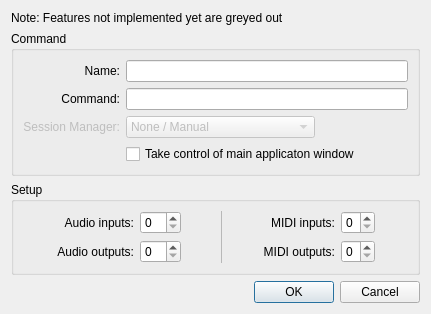
falkTX/Carla, file resources/ui/carla_add_jack.ui: the form before one commit.
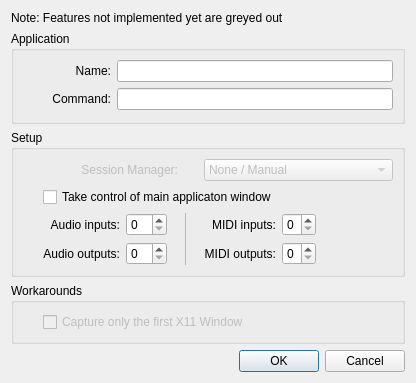
The form after the commit.

Commit message: libjack: separate hints and SM type

```diff
--- a/resources/ui/carla_add_jack.ui
+++ b/resources/ui/carla_add_jack.ui
@@ -6,8 +6,8 @@
    <rect>
     <x>0</x>
     <y>0</y>
-    <width>418</width>
-    <height>278</height>
+    <width>416</width>
+    <height>344</height>
    </rect>
   </property>
   <property name="windowTitle">
@@ -24,7 +24,7 @@
    <item>
     <widget class="QGroupBox" name="group_command">
      <property name="title">
-      <string>Command</string>
+      <string>Application</string>
      </property>
      <layout class="QGridLayout" name="gridLayout">
       <item row="1" column="0">
@@ -40,19 +40,6 @@
       <item row="1" column="1" colspan="3">
        <widget class="QLineEdit" name="le_command"/>
       </item>
-      <item row="2" column="0">
-       <widget class="QLabel" name="label_6">
-        <property name="enabled">
-         <bool>false</bool>
-        </property>
-        <property name="text">
-         <string>Session Manager:</string>
-        </property>
-        <property name="alignment">
-         <set>Qt::AlignRight|Qt::AlignTrailing|Qt::AlignVCenter</set>
-        </property>
-       </widget>
-      </item>
       <item row="2" column="3">
        <spacer name="horizontalSpacer_3">
         <property name="orientation">
@@ -82,35 +69,6 @@
         </property>
        </widget>
       </item>
-      <item row="3" column="1" colspan="3">
-       <widget class="QCheckBox" name="cb_manage_window">
-        <property name="text">
-         <string>Take control of main applicaton window</string>
-        </property>
-       </widget>
-      </item>
-      <item row="2" column="1" colspan="2">
-       <widget class="QComboBox" name="cb_session_mgr">
-        <property name="enabled">
-         <bool>false</bool>
-        </property>
-        <item>
-         <property name="text">
-          <string>None / Manual</string>
-         </property>
-        </item>
-        <item>
-         <property name="text">
-          <string>LADISH (SIGUSR1)</string>
-         </property>
-        </item>
-        <item>
-         <property name="text">
-          <string>Non Session Manager (OSC)</string>
-         </property>
-        </item>
-       </widget>
-      </item>
       <item row="3" column="0">
        <spacer name="horizontalSpacer_4">
         <property name="orientation">
@@ -136,8 +94,49 @@
       <string>Setup</string>
      </property>
      <layout class="QGridLayout" name="gridLayout_2">
-      <item row="1" column="0">
-       <spacer name="horizontalSpacer_6">
+      <item row="2" column="6">
+       <widget class="QLabel" name="label_7">
+        <property name="text">
+         <string>MIDI inputs:</string>
+        </property>
+        <property name="alignment">
+         <set>Qt::AlignRight|Qt::AlignTrailing|Qt::AlignVCenter</set>
+        </property>
+       </widget>
+      </item>
+      <item row="2" column="7">
+       <widget class="QSpinBox" name="sb_midi_ins">
+        <property name="maximum">
+         <number>1</number>
+        </property>
+       </widget>
+      </item>
+      <item row="3" column="2">
+       <widget class="QSpinBox" name="sb_audio_outs">
+        <property name="maximum">
+         <number>64</number>
+        </property>
+       </widget>
+      </item>
+      <item row="3" column="6">
+       <widget class="QLabel" name="label_8">
+        <property name="text">
+         <string>MIDI outputs:</string>
+        </property>
+        <property name="alignment">
+         <set>Qt::AlignRight|Qt::AlignTrailing|Qt::AlignVCenter</set>
+        </property>
+       </widget>
+      </item>
+      <item row="3" column="7">
+       <widget class="QSpinBox" name="sb_midi_outs">
+        <property name="maximum">
+         <number>1</number>
+        </property>
+       </widget>
+      </item>
+      <item row="2" column="8">
+       <spacer name="horizontalSpacer_15">
         <property name="orientation">
          <enum>Qt::Horizontal</enum>
         </property>
@@ -149,7 +148,7 @@
         </property>
        </spacer>
       </item>
-      <item row="1" column="8">
+      <item row="3" column="8">
        <spacer name="horizontalSpacer_16">
         <property name="orientation">
          <enum>Qt::Horizontal</enum>
@@ -162,7 +161,7 @@
         </property>
        </spacer>
       </item>
-      <item row="1" column="3">
+      <item row="3" column="3">
        <spacer name="horizontalSpacer_8">
         <property name="orientation">
          <enum>Qt::Horizontal</enum>
@@ -175,20 +174,23 @@
         </property>
        </spacer>
       </item>
-      <item row="0" column="0">
+      <item row="2" column="0">
        <spacer name="horizontalSpacer_5">
         <property name="orientation">
          <enum>Qt::Horizontal</enum>
         </property>
+        <property name="sizeType">
+         <enum>QSizePolicy::Fixed</enum>
+        </property>
         <property name="sizeHint" stdset="0">
          <size>
-          <width>1</width>
+          <width>20</width>
           <height>1</height>
          </size>
         </property>
        </spacer>
       </item>
-      <item row="0" column="5">
+      <item row="2" column="5">
        <spacer name="horizontalSpacer_13">
         <property name="orientation">
          <enum>Qt::Horizontal</enum>
@@ -201,7 +203,7 @@
         </property>
        </spacer>
       </item>
-      <item row="0" column="1">
+      <item row="2" column="1">
        <widget class="QLabel" name="label_3">
         <property name="text">
          <string>Audio inputs:</string>
@@ -211,14 +213,27 @@
         </property>
        </widget>
       </item>
-      <item row="0" column="2">
+      <item row="2" column="3">
+       <spacer name="horizontalSpacer_7">
+        <property name="orientation">
+         <enum>Qt::Horizontal</enum>
+        </property>
+        <property name="sizeHint" stdset="0">
+         <size>
+          <width>1</width>
+          <height>1</height>
+         </size>
+        </property>
+       </spacer>
+      </item>
+      <item row="2" column="2">
        <widget class="QSpinBox" name="sb_audio_ins">
         <property name="maximum">
          <number>64</number>
         </property>
        </widget>
       </item>
-      <item row="0" column="4" rowspan="2">
+      <item row="2" column="4" rowspan="2">
        <widget class="Line" name="line">
         <property name="lineWidth">
          <number>0</number>
@@ -231,24 +246,23 @@
         </property>
        </widget>
       </item>
-      <item row="0" column="6">
-       <widget class="QLabel" name="label_7">
-        <property name="text">
-         <string>MIDI inputs:</string>
+      <item row="3" column="0">
+       <spacer name="horizontalSpacer_6">
+        <property name="orientation">
+         <enum>Qt::Horizontal</enum>
         </property>
-        <property name="alignment">
-         <set>Qt::AlignRight|Qt::AlignTrailing|Qt::AlignVCenter</set>
+        <property name="sizeType">
+         <enum>QSizePolicy::Fixed</enum>
         </property>
-       </widget>
-      </item>
-      <item row="0" column="7">
-       <widget class="QSpinBox" name="sb_midi_ins">
-        <property name="maximum">
-         <number>1</number>
+        <property name="sizeHint" stdset="0">
+         <size>
+          <width>20</width>
+          <height>1</height>
+         </size>
         </property>
-       </widget>
+       </spacer>
       </item>
-      <item row="1" column="1">
+      <item row="3" column="1">
        <widget class="QLabel" name="label_4">
         <property name="text">
          <string>Audio outputs:</string>
@@ -258,57 +272,7 @@
         </property>
        </widget>
       </item>
-      <item row="1" column="2">
-       <widget class="QSpinBox" name="sb_audio_outs">
-        <property name="maximum">
-         <number>64</number>
-        </property>
-       </widget>
-      </item>
-      <item row="1" column="6">
-       <widget class="QLabel" name="label_8">
-        <property name="text">
-         <string>MIDI outputs:</string>
-        </property>
-        <property name="alignment">
-         <set>Qt::AlignRight|Qt::AlignTrailing|Qt::AlignVCenter</set>
-        </property>
-       </widget>
-      </item>
-      <item row="1" column="7">
-       <widget class="QSpinBox" name="sb_midi_outs">
-        <property name="maximum">
-         <number>1</number>
-        </property>
-       </widget>
-      </item>
-      <item row="0" column="3">
-       <spacer name="horizontalSpacer_7">
-        <property name="orientation">
-         <enum>Qt::Horizontal</enum>
-        </property>
-        <property name="sizeHint" stdset="0">
-         <size>
-          <width>1</width>
-          <height>1</height>
-         </size>
-        </property>
-       </spacer>
-      </item>
-      <item row="0" column="8">
-       <spacer name="horizontalSpacer_15">
-        <property name="orientation">
-         <enum>Qt::Horizontal</enum>
-        </property>
-        <property name="sizeHint" stdset="0">
-         <size>
-          <width>1</width>
-          <height>1</height>
-         </size>
-        </property>
-       </spacer>
-      </item>
-      <item row="1" column="5">
+      <item row="3" column="5">
        <spacer name="horizontalSpacer_14">
         <property name="orientation">
          <enum>Qt::Horizontal</enum>
@@ -320,6 +284,96 @@
          </size>
         </property>
        </spacer>
+      </item>
+      <item row="1" column="1" colspan="7">
+       <widget class="QCheckBox" name="cb_manage_window">
+        <property name="text">
+         <string>Take control of main applicaton window</string>
+        </property>
+       </widget>
+      </item>
+      <item row="0" column="6" colspan="3">
+       <widget class="QComboBox" name="cb_session_mgr">
+        <property name="enabled">
+         <bool>false</bool>
+        </property>
+        <item>
+         <property name="text">
+          <string>None / Manual</string>
+         </property>
+        </item>
+        <item>
+         <property name="text">
+          <string>LADISH (SIGUSR1)</string>
+         </property>
+        </item>
+        <item>
+         <property name="text">
+          <string>Non Session Manager (OSC)</string>
+         </property>
+        </item>
+       </widget>
+      </item>
+      <item row="0" column="1" colspan="3">
+       <widget class="QLabel" name="label_6">
+        <property name="enabled">
+         <bool>false</bool>
+        </property>
+        <property name="text">
+         <string>Session Manager:</string>
+        </property>
+        <property name="alignment">
+         <set>Qt::AlignRight|Qt::AlignTrailing|Qt::AlignVCenter</set>
+        </property>
+       </widget>
+      </item>
+     </layout>
+    </widget>
+   </item>
+   <item>
+    <widget class="QGroupBox" name="groupBox">
+     <property name="title">
+      <string>Workarounds</string>
+     </property>
+     <layout class="QGridLayout" name="gridLayout_3">
+      <item row="0" column="0">
+       <spacer name="horizontalSpacer">
+        <property name="orientation">
+         <enum>Qt::Horizontal</enum>
+        </property>
+        <property name="sizeType">
+         <enum>QSizePolicy::Fixed</enum>
+        </property>
+        <property name="sizeHint" stdset="0">
+         <size>
+          <width>20</width>
+          <height>1</height>
+         </size>
+        </property>
+       </spacer>
+      </item>
+      <item row="0" column="2">
+       <spacer name="horizontalSpacer_2">
+        <property name="orientation">
+         <enum>Qt::Horizontal</enum>
+        </property>
+        <property name="sizeHint" stdset="0">
+         <size>
+          <width>135</width>
+          <height>1</height>
+         </size>
+        </property>
+       </spacer>
+      </item>
+      <item row="0" column="1">
+       <widget class="QCheckBox" name="cb_capture_first_window">
+        <property name="enabled">
+         <bool>false</bool>
+        </property>
+        <property name="text">
+         <string>Capture only the first X11 Window</string>
+        </property>
+       </widget>
       </item>
      </layout>
     </widget>
```
The commit also changes 4 other files.
